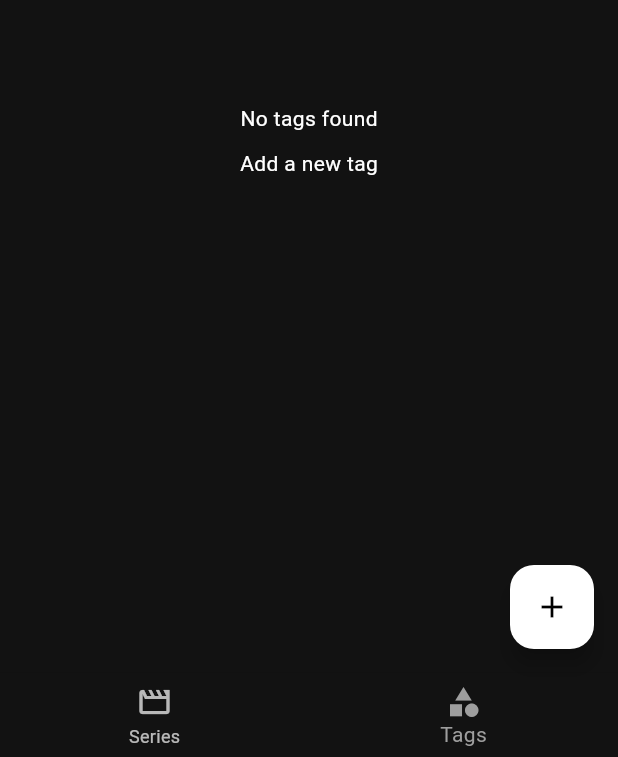
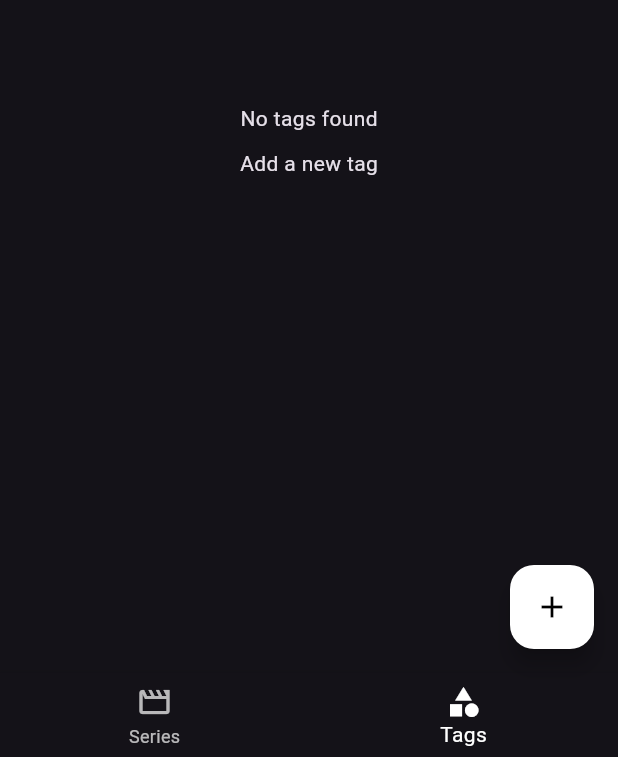
Before and after one commit to Emmanueloz/my_series_list, a Flutter app: the screen it shows after launch, item 2 of the bottom bar chosen, on a phone screen of 412 x 824 dp. Shown: the part 476-1233 px from the top of the screen. Run offline on Flutter 3.47's test engine with Material 3 defaults, Android fonts, the light colour scheme and no system bars; our stand-ins replace sqflite; accounts and stored records are empty.

Commit message:
agregar nuevo color del tema y base para el sqlite para las series

```diff
--- a/lib/domain/series.dart
+++ b/lib/domain/series.dart
@@ -1,14 +1,14 @@
 import 'package:my_series_list/domain/tag.dart';
 
 class Series {
-  int id;
+  int? id;
   String name;
   String? description;
   List<Tag> tags;
   String? url;
 
   Series({
-    required this.id,
+    this.id,
     required this.name,
     this.description,
     required this.tags,
@@ -24,4 +24,14 @@ class Series {
       "url": url,
     };
   }
+
+  factory Series.fromJson(Map<String, dynamic> json) {
+    return Series(
+      id: json["id"],
+      name: json["name"],
+      description: json["description"],
+      tags: json["tags"].map((e) => Tag.fromJson(e)).toList(),
+      url: json["url"],
+    );
+  }
 }
--- a/lib/main.dart
+++ b/lib/main.dart
@@ -1,8 +1,8 @@
 import 'package:flutter/material.dart';
 import 'package:my_series_list/application/series_provider.dart';
 import 'package:my_series_list/application/tags_provider.dart';
-import 'package:my_series_list/domain/series_repository.dart';
 import 'package:my_series_list/infrastructure/db/sqlite_helper.dart';
+import 'package:my_series_list/infrastructure/services/series_sqlite.dart';
 import 'package:my_series_list/infrastructure/services/tags_sqlite.dart';
 import 'package:my_series_list/views/pages/home.dart';
 import 'package:my_series_list/views/pages/series_details.dart';
@@ -13,12 +13,13 @@ void main() {
   final SQLiteHelper sqliteHelper = SQLiteHelper();
 
   final TagsSQLite tagsRepository = TagsSQLite(sqliteHelper);
+  final SeriesSQLite seriesRepository = SeriesSQLite(sqliteHelper);
 
   runApp(MultiProvider(
     providers: [
       ChangeNotifierProvider(
         create: (_) => SeriesProvider(
-          repository: MemorySeriesRepository(),
+          repository: seriesRepository,
         ),
       ),
       ChangeNotifierProvider(
@@ -44,12 +45,18 @@ class MyApp extends StatelessWidget {
       title: 'My series',
       // Dark theme
 
-      theme: ThemeData.from(
+      theme: ThemeData.dark(
         useMaterial3: true,
-        colorScheme: ColorScheme.dark(
-          primary: Colors.white,
-          secondary: Colors.grey,
-          surfaceContainer: Colors.white,
+      ).copyWith(
+        floatingActionButtonTheme: const FloatingActionButtonThemeData(
+          backgroundColor: Colors.white,
+          foregroundColor: Colors.black,
+        ),
+        colorScheme: const ColorScheme.dark(
+          secondary: Colors.white,
+        ),
+        cardTheme: const CardTheme(
+          color: Color.fromARGB(255, 28, 28, 34),
         ),
       ),
       debugShowCheckedModeBanner: false,
@@ -62,3 +69,4 @@ class MyApp extends StatelessWidget {
     );
   }
 }
+//
```
Also changed, not shown: lib/infrastructure/db/sqlite_helper.dart (+30 -4 lines), lib/infrastructure/services/series_sqlite.dart (+114 -3 lines).
